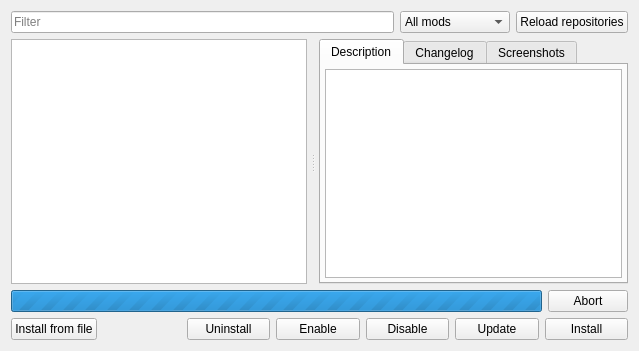
Above: launcher/modManager/cmodlistview_moc.ui from vcmi/vcmi before the change. Below: the same form after it.
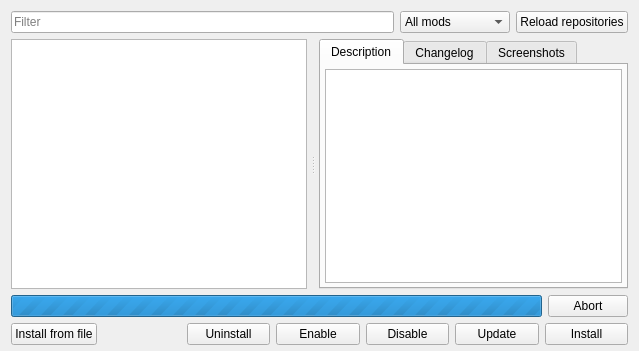
That is the form after the change. Icons and pictures are not drawn.

Commit message:
vcmilauncher: Use consistent margins
* Add icon to 'Install from File' button, since that affects the button height
    * The icon has been released into the public domain by its author, The Tango Desktop Project

Diff of the .ui file:
```diff
--- a/launcher/modManager/cmodlistview_moc.ui
+++ b/launcher/modManager/cmodlistview_moc.ui
@@ -14,6 +14,9 @@
    <string notr="true"/>
   </property>
   <layout class="QVBoxLayout" name="verticalLayout">
+   <property name="bottomMargin">
+    <number>6</number>
+   </property>
    <item>
     <layout class="QHBoxLayout" name="horizontalLayout_3" stretch="1,0,0">
      <item>
@@ -191,7 +194,9 @@
 &lt;html&gt;&lt;head&gt;&lt;meta name=&quot;qrichtext&quot; content=&quot;1&quot; /&gt;&lt;meta charset=&quot;utf-8&quot; /&gt;&lt;style type=&quot;text/css&quot;&gt;
 p, li { white-space: pre-wrap; }
 hr { height: 1px; border-width: 0; }
-&lt;/style&gt;&lt;/head&gt;&lt;body style=&quot; font-family:'.AppleSystemUIFont'; font-size:13pt; font-weight:400; font-style:normal;&quot;&gt;
+li.unchecked::marker { content: &quot;\2610&quot;; }
+li.checked::marker { content: &quot;\2612&quot;; }
+&lt;/style&gt;&lt;/head&gt;&lt;body style=&quot; font-family:'Inter'; font-size:10pt; font-weight:400; font-style:normal;&quot;&gt;
 &lt;p style=&quot;-qt-paragraph-type:empty; margin-top:0px; margin-bottom:0px; margin-left:0px; margin-right:0px; -qt-block-indent:0; text-indent:0px; font-family:'Ubuntu'; font-size:11pt;&quot;&gt;&lt;br /&gt;&lt;/p&gt;&lt;/body&gt;&lt;/html&gt;</string>
           </property>
           <property name="openExternalLinks">
```
Left out of the diff: 26 changed lines with no effect on the pictures. The commit also changes 5 other files.
